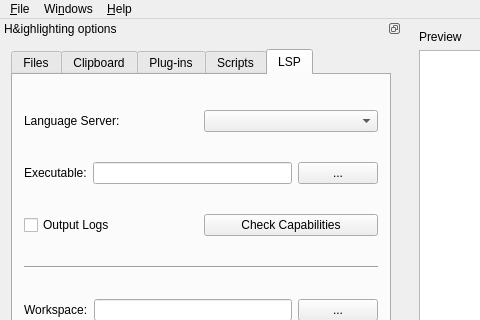
pa-0/highlight, file src/gui-qt/mainwindow.ui: the form before one commit; both pictures show x 0 to 480 and y 0 to 320 of the 957 by 860 pixel window.
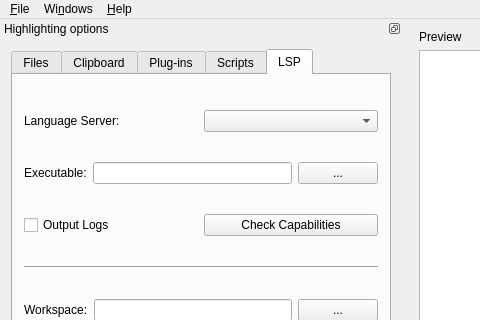
The form after the commit. Icons and pictures are not drawn.

Commit message: GUI: fixed highlighting tab title

```diff
--- a/src/gui-qt/mainwindow.ui
+++ b/src/gui-qt/mainwindow.ui
@@ -126,7 +126,7 @@
     <set>Qt::LeftDockWidgetArea|Qt::RightDockWidgetArea</set>
    </property>
    <property name="windowTitle">
-    <string>H&amp;ighlighting options</string>
+    <string>Highlighting options</string>
    </property>
    <attribute name="dockWidgetArea">
     <number>1</number>
```
The commit also changes 14 other files.
